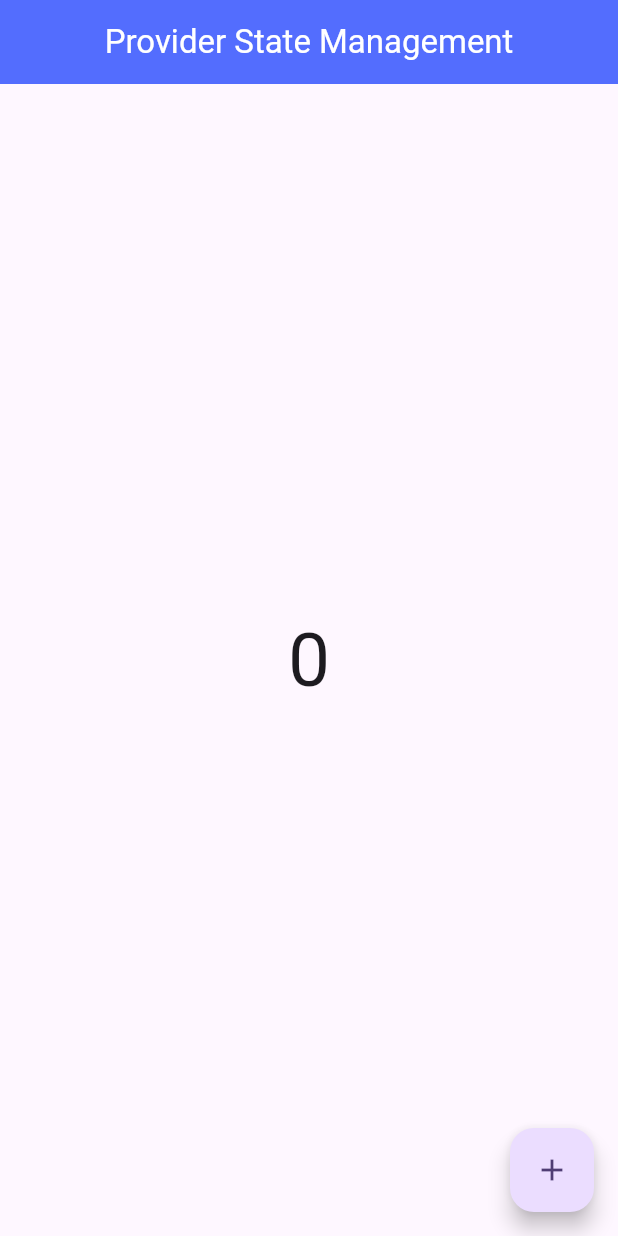
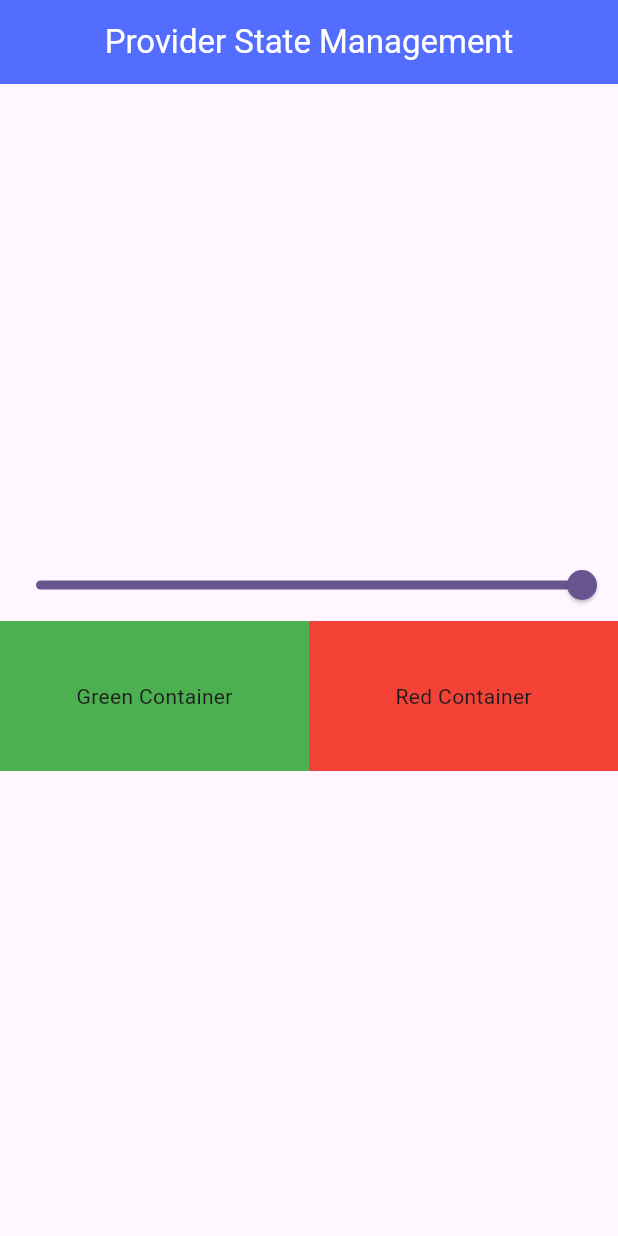
Before and after one commit to musman023/provider-state-management, a Flutter app: the screen it shows after launch, on a phone screen of 412 x 824 dp. Run offline on Flutter 3.47's test engine with Material 3 defaults, Android fonts, the phone set to English and light mode, and no system bars.

Commit message:
color changing with provider

```diff
--- a/lib/main.dart
+++ b/lib/main.dart
@@ -1,7 +1,8 @@
 import 'package:flutter/material.dart';
 import 'package:provider/provider.dart';
 import 'package:provider_tutorial/provider/count_provider.dart';
-import 'package:provider_tutorial/screen/count_example.dart';
+import 'package:provider_tutorial/provider/e1_provider.dart';
+import 'package:provider_tutorial/screen/e1_screen.dart';
 
 void main() {
   runApp(const MyApp());
@@ -12,8 +13,13 @@ class MyApp extends StatelessWidget {
 
   @override
   Widget build(BuildContext context) {
-    return ChangeNotifierProvider(
-        create: (_) => CountProvider(),
+    return MultiProvider(
+        providers: [
+          ChangeNotifierProvider(create: (_) => CountProvider()),
+          ChangeNotifierProvider(
+            create: (_) => ExampleOneProvider(),
+          )
+        ],
         child: MaterialApp(
           debugShowCheckedModeBanner: false,
           title: 'Flutter Demo',
@@ -21,7 +27,7 @@ class MyApp extends StatelessWidget {
             colorScheme: ColorScheme.fromSeed(seedColor: Colors.deepPurple),
             useMaterial3: true,
           ),
-          home: const CountExample(),
+          home: const ExampleOne(),
         ));
   }
 }
--- /dev/null
+++ b/lib/provider/e1_provider.dart
@@ -0,0 +1,10 @@
+import 'package:flutter/foundation.dart';
+
+class ExampleOneProvider with ChangeNotifier {
+  double _value = 1.0;
+  double get value => _value;
+  void setValue(double val) {
+    _value = val;
+    notifyListeners();
+  }
+}
--- a/lib/screen/count_example.dart
+++ b/lib/screen/count_example.dart
@@ -18,7 +18,7 @@ class _CountExampleState extends State<CountExample> {
         centerTitle: true,
         // elevation: 0,
         backgroundColor: Colors.indigoAccent,
-        title: Text(
+        title: const Text(
           "Provider State Management",
           style: TextStyle(color: Colors.white),
         ),
@@ -28,7 +28,7 @@ class _CountExampleState extends State<CountExample> {
           builder: (BuildContext context, value, child) {
             return Text(
               value.count.toString(),
-              style: TextStyle(fontSize: 50),
+              style: const TextStyle(fontSize: 50),
             );
           },
         ),
--- /dev/null
+++ b/lib/screen/e1_screen.dart
@@ -0,0 +1,65 @@
+import 'package:flutter/material.dart';
+import 'package:provider/provider.dart';
+import 'package:provider_tutorial/provider/e1_provider.dart';
+
+class ExampleOne extends StatefulWidget {
+  const ExampleOne({super.key});
+
+  @override
+  State<ExampleOne> createState() => _ExampleOneState();
+}
+
+class _ExampleOneState extends State<ExampleOne> {
+  @override
+  Widget build(BuildContext context) {
+    return Scaffold(
+      appBar: AppBar(
+        centerTitle: true,
+        // elevation: 0,
+        backgroundColor: Colors.indigoAccent,
+        title: const Text(
+          "Provider State Management",
+          style: TextStyle(color: Colors.white),
+        ),
+      ),
+      body: Column(
+        mainAxisAlignment: MainAxisAlignment.center,
+        children: [
+          Consumer<ExampleOneProvider>(
+            builder: (BuildContext context, value, child) {
+              return Slider(
+                  min: 0,
+                  max: 1,
+                  value: value.value,
+                  onChanged: (val) {
+                    value.setValue(val);
+                  });
+            },
+          ),
+          Consumer<ExampleOneProvider>(
+            builder: (BuildContext context, ExampleOneProvider value, child) {
+              return Row(
+                children: [
+                  Expanded(
+                    child: Container(
+                      height: 100,
+                      color: Colors.green.withOpacity(value.value),
+                      child: const Center(child: Text("Green Container")),
+                    ),
+                  ),
+                  Expanded(
+                    child: Container(
+                      height: 100,
+                      color: Colors.red.withOpacity(value.value),
+                      child: const Center(child: Text("Red Container")),
+                    ),
+                  ),
+                ],
+              );
+            },
+          )
+        ],
+      ),
+    );
+  }
+}
```
